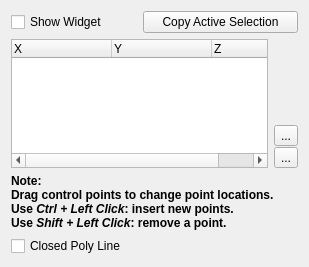
Before: the Qt Designer form Qt/Components/Resources/UI/pqPolyLineWidget.ui in vbnhfylbh/ParaView, drawn with Qt 5.
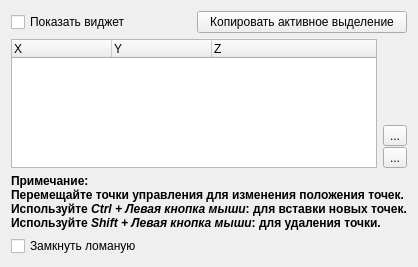
After: the same form once the commit is applied. Icons and pictures are not drawn. Custom widgets are drawn as their Qt base class.

Diff of the .ui file:
```diff
--- a/Qt/Components/Resources/UI/pqPolyLineWidget.ui
+++ b/Qt/Components/Resources/UI/pqPolyLineWidget.ui
@@ -17,7 +17,7 @@
    <item row="0" column="0">
     <widget class="QCheckBox" name="Visibility">
      <property name="text">
-      <string>Show Widget</string>
+      <string>Показать виджет</string>
      </property>
     </widget>
    </item>
@@ -27,7 +27,7 @@
       <bool>false</bool>
      </property>
      <property name="text">
-      <string>Copy Active Selection</string>
+      <string>Копировать активное выделение</string>
      </property>
     </widget>
    </item>
@@ -98,7 +98,7 @@
    <item row="3" column="0" colspan="2">
     <widget class="QCheckBox" name="Closed">
      <property name="text">
-      <string>Closed Poly Line</string>
+      <string>Замкнуть ломаную</string>
      </property>
     </widget>
    </item>
@@ -108,10 +108,10 @@
       <string>&lt;html&gt;&lt;head&gt;&lt;meta name=&quot;qrichtext&quot; content=&quot;1&quot; /&gt;&lt;style type=&quot;text/css&quot;&gt;
 p, li { white-space: pre-wrap; }
 &lt;/style&gt;&lt;/head&gt;&lt;body style=&quot; font-family:'Helvetica'; font-size:9pt; font-weight:400; font-style:normal;&quot;&gt;
-&lt;p style=&quot; margin-top:0px; margin-bottom:0px; margin-left:0px; margin-right:0px; -qt-block-indent:0; text-indent:0px;&quot;&gt;&lt;span style=&quot; font-weight:600;&quot;&gt;Note:&lt;/span&gt;&lt;/p&gt;
-&lt;p style=&quot; margin-top:0px; margin-bottom:0px; margin-left:0px; margin-right:0px; -qt-block-indent:0; text-indent:0px; font-weight:600;&quot;&gt;Drag control points to change point locations.&lt;/p&gt;
-&lt;p style=&quot; margin-top:0px; margin-bottom:0px; margin-left:0px; margin-right:0px; -qt-block-indent:0; text-indent:0px; font-weight:600;&quot;&gt;Use &lt;span style=&quot; font-style:italic;&quot;&gt;Ctrl + Left Click&lt;/span&gt;: insert new points.&lt;/p&gt;
-&lt;p style=&quot; margin-top:0px; margin-bottom:0px; margin-left:0px; margin-right:0px; -qt-block-indent:0; text-indent:0px; font-weight:600;&quot;&gt;Use &lt;span style=&quot; font-style:italic;&quot;&gt;Shift + Left Click&lt;/span&gt;: remove a point.&lt;/p&gt;&lt;/body&gt;&lt;/html&gt;</string>
+&lt;p style=&quot; margin-top:0px; margin-bottom:0px; margin-left:0px; margin-right:0px; -qt-block-indent:0; text-indent:0px;&quot;&gt;&lt;span style=&quot; font-weight:600;&quot;&gt;Примечание:&lt;/span&gt;&lt;/p&gt;
+&lt;p style=&quot; margin-top:0px; margin-bottom:0px; margin-left:0px; margin-right:0px; -qt-block-indent:0; text-indent:0px; font-weight:600;&quot;&gt;Перемещайте точки управления для изменения положения точек.&lt;/p&gt;
+&lt;p style=&quot; margin-top:0px; margin-bottom:0px; margin-left:0px; margin-right:0px; -qt-block-indent:0; text-indent:0px; font-weight:600;&quot;&gt;Используйте &lt;span style=&quot; font-style:italic;&quot;&gt;Ctrl + Левая кнопка мыши&lt;/span&gt;: для вставки новых точек.&lt;/p&gt;
+&lt;p style=&quot; margin-top:0px; margin-bottom:0px; margin-left:0px; margin-right:0px; -qt-block-indent:0; text-indent:0px; font-weight:600;&quot;&gt;Используйте &lt;span style=&quot; font-style:italic;&quot;&gt;Shift + Левая кнопка мыши&lt;/span&gt;: для удаления точки.&lt;/p&gt;&lt;/body&gt;&lt;/html&gt;</string>
      </property>
     </widget>
    </item>
```
Left out of the diff: 2 changed lines with no effect on the pictures.
